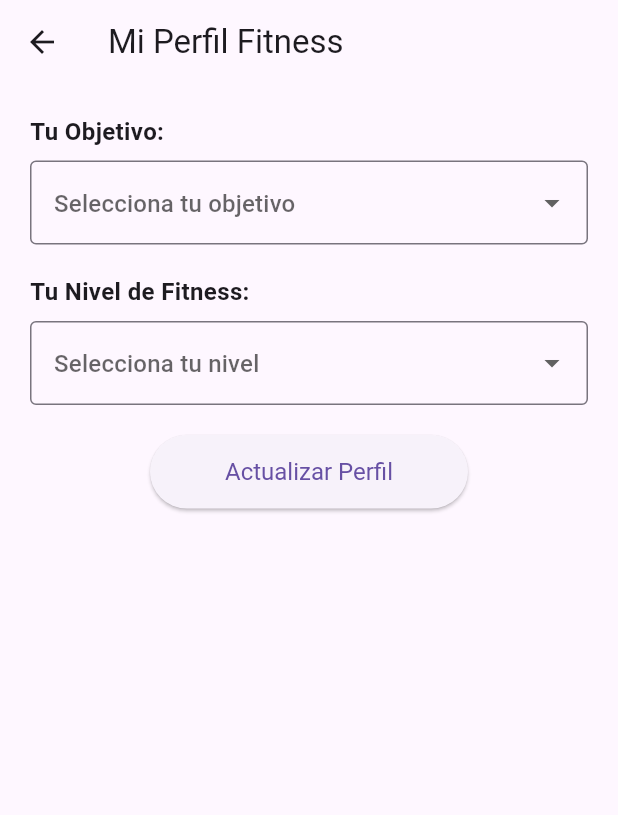
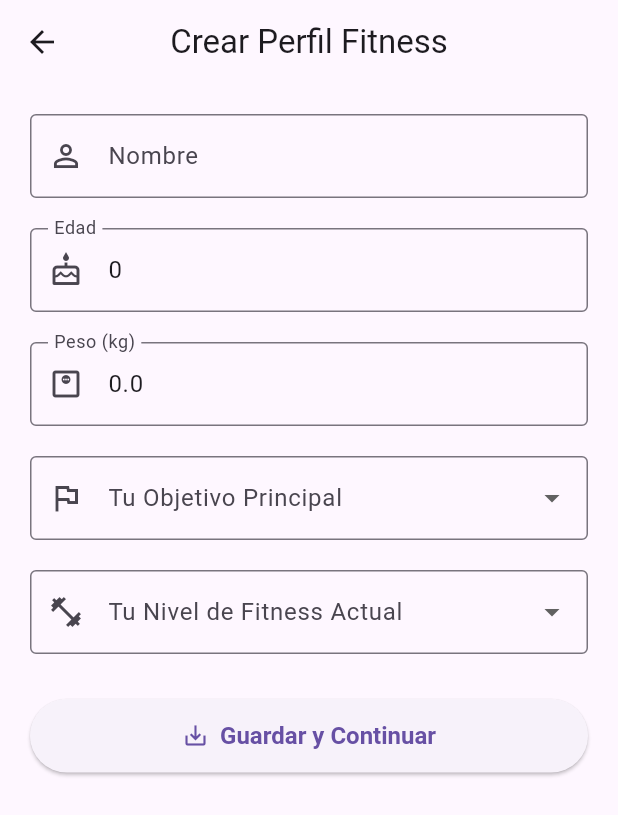
Before and after one commit to samporter12/app_final_final, a Flutter app: the ProfilePage screen opened by its route, on a phone screen of 412 x 824 dp. Shown: the top 815 px of the screen. Run offline on Flutter 3.47's test engine with Material 3 defaults, Android fonts, the phone set to English and light mode, and no system bars; our stand-ins replace appwrite, flutter_dotenv, get, google_generative_ai; accounts and stored records are empty; network calls fail.

Commit message:
arrglo de rror con android studio, con logout y aumento de atributos en el perfil

```diff
--- a/lib/controller/fitness_controller.dart
+++ b/lib/controller/fitness_controller.dart
@@ -1,13 +1,13 @@
+import 'package:app_fitness/controller/auth_controller.dart';
+import 'package:app_fitness/controller/user_profile_controller.dart';
 import 'package:app_fitness/core/service/fitness_ai_service.dart';
+import 'package:app_fitness/data/repositories/recipe_repository.dart';
 import 'package:app_fitness/model/recipe_model.dart';
 import 'package:app_fitness/model/user_profile_model.dart';
 import 'package:app_fitness/model/workout_routine_model.dart';
 import 'package:get/get.dart';
 import 'dart:convert';
 import 'package:app_fitness/data/repositories/workout_repository.dart';
-import 'package:app_fitness/data/repositories/recipe_repository.dart';
-import 'package:app_fitness/controller/user_profile_controller.dart'; // Ajustado
-import 'package:app_fitness/controller/auth_controller.dart'; // Ajustado
 
 class FitnessController extends GetxController {
   final FitnessAiService _aiService = Get.find<FitnessAiService>();
--- a/lib/model/user_profile_model.dart
+++ b/lib/model/user_profile_model.dart
@@ -1,35 +1,39 @@
+// lib/data/model/user_profile_model.dart
+
 class UserProfileModel {
-  String?
-  id; // Para almacenar el ID del documento de Appwrite ($id). Es nullable.
-  final String userId; // El ID del usuario de Appwrite Auth. Debe ser final.
-  String goal; // Ya no es final, para permitir actualizaciones.
-  String fitnessLevel; // Ya no es final, para permitir actualizaciones.
-  DateTime? createdAt; // Para almacenar $createdAt de Appwrite.
-  DateTime? updatedAt; // Para almacenar $updatedAt de Appwrite.
-
-  // Puedes agregar más campos del perfil si los tienes, por ejemplo:
-  // double? weight;
-  // int? height;
+  String? id; // ID del documento de Appwrite ($id)
+  final String userId; // ID del usuario de Appwrite Auth
+  String name; // Nombre del usuario
+  int? age; // Edad del usuario
+  double? weight; // Peso del usuario en kg (puedes ajustar la unidad)
+  String goal; // Objetivo: "muscle_gain", "deficit", "maintenance"
+  String fitnessLevel; // Nivel: "beginner", "intermediate", "advanced"
+  DateTime? createdAt;
+  DateTime? updatedAt;
 
   UserProfileModel({
-    this.id, // El ID del documento es opcional al crear un nuevo perfil localmente.
+    this.id,
     required this.userId,
+    required this.name,
+    this.age,
+    this.weight,
     required this.goal,
     required this.fitnessLevel,
     this.createdAt,
     this.updatedAt,
-    // this.weight,
-    // this.height,
   });
 
-  /// Factory constructor para crear una instancia de UserProfileModel desde un mapa JSON
-  /// (generalmente, los datos que vienen de Appwrite).
   factory UserProfileModel.fromJson(Map<String, dynamic> json) {
     return UserProfileModel(
-      id: json['\$id'], // El ID del documento de Appwrite.
-      userId: json['userId'],
-      goal: json['goal'],
-      fitnessLevel: json['fitnessLevel'],
+      id: json['\$id'] as String?,
+      userId: json['userId'] as String,
+      name: json['name'] as String? ?? '', // Asegurar que no sea null
+      age: json['age'] as int?,
+      weight:
+          (json['weight'] as num?)
+              ?.toDouble(), // Appwrite puede devolver int o double
+      goal: json['goal'] as String,
+      fitnessLevel: json['fitnessLevel'] as String,
       createdAt:
           json['\$createdAt'] != null
               ? DateTime.tryParse(json['\$createdAt'])
@@ -38,22 +42,18 @@ class UserProfileModel {
           json['\$updatedAt'] != null
               ? DateTime.tryParse(json['\$updatedAt'])
               : null,
-      // weight: json['weight']?.toDouble(), // Ejemplo si tuvieras peso
-      // height: json['height']?.toInt(),   // Ejemplo si tuvieras altura
     );
   }
 
-  /// Convierte la instancia de UserProfileModel a un mapa JSON.
-  /// Este mapa es el que se envía a Appwrite al crear o actualizar un documento.
   Map<String, dynamic> toJson() {
-    final Map<String, dynamic> data = {
-      'userId': userId, // userId se envía siempre.
+    return {
+      'userId': userId,
+      'name': name,
+      'age': age,
+      'weight': weight,
       'goal': goal,
       'fitnessLevel': fitnessLevel,
-      // 'weight': weight, // Ejemplo
-      // 'height': height, // Ejemplo
+      // createdAt y updatedAt son manejados por Appwrite
     };
-    // No incluimos 'id', '$createdAt', o '$updatedAt' en toJson porque Appwrite los maneja.
-    return data;
   }
 }
--- a/lib/presentation/pages/profile_page.dart
+++ b/lib/presentation/pages/profile_page.dart
@@ -1,6 +1,8 @@
+import 'package:flutter/material.dart';
+import 'package:flutter/services.dart';
+import 'package:get/get.dart';
 import 'package:app_fitness/controller/user_profile_controller.dart';
-import 'package:flutter/material.dart';
-import 'package:get/get.dart';
+import 'package:app_fitness/controller/auth_controller.dart';
 
 class ProfilePage extends StatefulWidget {
   const ProfilePage({super.key});
@@ -10,16 +12,17 @@ class ProfilePage extends StatefulWidget {
 }
 
 class _ProfilePageState extends State<ProfilePage> {
-  final UserProfileController _profileController = Get.find();
+  final UserProfileController _profileController =
+      Get.find<UserProfileController>();
+  final AuthController _authController =
+      Get.find<AuthController>(); // Para el nombre por defecto
   final GlobalKey<FormState> _formKey = GlobalKey<FormState>();
 
   // Controladores para los campos del formulario
-  final TextEditingController _goalController = TextEditingController();
-  final TextEditingController _fitnessLevelController = TextEditingController();
-  // Agrega más controladores si tienes más campos:
-  // final TextEditingController _weightController = TextEditingController();
+  final TextEditingController _nameController = TextEditingController();
+  final TextEditingController _ageController = TextEditingController();
+  final TextEditingController _weightController = TextEditingController();
 
-  // Lista de opciones para los desplegables
   final List<String> _goalOptions = ['muscle_gain', 'deficit', 'maintenance'];
   final List<String> _fitnessLevelOptions = [
     'beginner',
@@ -33,29 +36,41 @@ class _ProfilePageState extends State<ProfilePage> {
   @override
   void initState() {
     super.initState();
-    // Carga el perfil al iniciar la página si aún no se ha cargado
-    if (_profileController.userProfile.value == null &&
-        !_profileController.isLoadingProfile.value) {
-      WidgetsBinding.instance.addPostFrameCallback((_) {
-        _profileController.loadUserProfile().then((_) {
-          _populateFormFields();
-        });
-      });
-    } else {
+    // Usar addPostFrameCallback para asegurar que el UserProfileController
+    // haya tenido la oportunidad de cargar el perfil si es necesario.
+    WidgetsBinding.instance.addPostFrameCallback((_) {
       _populateFormFields();
-    }
+    });
   }
 
   void _populateFormFields() {
     final profile = _profileController.userProfile.value;
     if (profile != null) {
-      _selectedGoal = _goalOptions.contains(profile.goal) ? profile.goal : null;
-      _selectedFitnessLevel =
-          _fitnessLevelOptions.contains(profile.fitnessLevel)
-              ? profile.fitnessLevel
-              : null;
-      // _weightController.text = profile.weight?.toString() ?? '';
-      setState(() {}); // Para actualizar los DropdownButton
+      _nameController.text = profile.name;
+      _ageController.text = profile.age?.toString() ?? '';
+      _weightController.text = profile.weight?.toString() ?? '';
+
+      // Manejar valores iniciales para Dropdowns
+      if (profile.goal.isNotEmpty && _goalOptions.contains(profile.goal)) {
+        _selectedGoal = profile.goal;
+      } else if (_goalOptions.isNotEmpty) {
+        // _selectedGoal = _goalOptions.first; // Opcional: seleccionar el primero por defecto
+      }
+
+      if (profile.fitnessLevel.isNotEmpty &&
+          _fitnessLevelOptions.contains(profile.fitnessLevel)) {
+        _selectedFitnessLevel = profile.fitnessLevel;
+      } else if (_fitnessLevelOptions.isNotEmpty) {
+        // _selectedFitnessLevel = _fitnessLevelOptions.first; // Opcional
+      }
+      // Es importante llamar a setState si los valores de los Dropdown cambian aquí
+      // para que la UI refleje la selección.
+      if (mounted) {
+        setState(() {});
+      }
+    } else {
+      // Si no hay perfil (ej. primer registro), tomar el nombre del AuthController si está disponible
+      _nameController.text = _authController.currentUser.value?.name ?? '';
     }
   }
 
@@ -63,69 +78,187 @@ class _ProfilePageState extends State<ProfilePage> {
     if (_formKey.currentState!.validate()) {
       if (_selectedGoal == null || _selectedFitnessLevel == null) {
         Get.snackbar(
-          "Campos incompletos",
-          "Por favor selecciona objetivo y nivel.",
+          "Campos Incompletos",
+          "Por favor, selecciona tu objetivo y nivel de fitness.",
           snackPosition: SnackPosition.BOTTOM,
+          backgroundColor: Colors.orangeAccent,
         );
         return;
       }
       _profileController.saveOrUpdateProfile(
+        name: _nameController.text.trim(),
+        age:
+            _ageController.text.isNotEmpty
+                ? int.tryParse(_ageController.text.trim())
+                : null,
+        weight:
+            _weightController.text.isNotEmpty
+                ? double.tryParse(
+                  _weightController.text.trim().replaceAll(',', '.'),
+                )
+                : null, // Reemplazar coma por punto para parseo
         goal: _selectedGoal!,
         fitnessLevel: _selectedFitnessLevel!,
-        // weight: _weightController.text.isNotEmpty ? double.tryParse(_weightController.text) : null,
       );
     }
   }
 
   @override
+  void dispose() {
+    _nameController.dispose();
+    _ageController.dispose();
+    _weightController.dispose();
+    super.dispose();
+  }
+
+  @override
   Widget build(BuildContext context) {
+    // Escuchar cambios en userProfile para repopular campos si se carga después
+    // Esto es útil si se navega a esta página y loadUserProfile aún no ha terminado
+    // o si es la primera vez y UserProfileController crea un perfil por defecto.
+    ever(_profileController.userProfile, (_) => _populateFormFields());
+
     return Scaffold(
-      appBar: AppBar(title: const Text('Mi Perfil Fitness')),
+      appBar: AppBar(
+        title: Obx(
+          () => Text(
+            _profileController.userProfile.value?.id != null &&
+                    _profileController.userProfile.value!.id!.isNotEmpty
+                ? 'Actualizar Perfil'
+                : 'Crear Perfil Fitness',
+          ),
+        ),
+        centerTitle: true,
+      ),
       body: Obx(() {
+        // Usar Obx para reaccionar a isLoadingProfile
         if (_profileController.isLoadingProfile.value &&
             _profileController.userProfile.value == null) {
+          // Muestra loading solo si está cargando y aún no hay datos de perfil (primera carga)
           return const Center(child: CircularProgressIndicator());
         }
-        // Si hay un error y no es 'perfil no encontrado', muéstralo
+
+        // Si hubo un error al cargar el perfil, mostrarlo
         if (_profileController.profileError.value.isNotEmpty &&
-            !_profileController.profileError.value.contains("encontrado") &&
             _profileController.userProfile.value == null) {
           return Center(
-            child: Text('Error: ${_profileController.profileError.value}'),
+            child: Padding(
+              padding: const EdgeInsets.all(16.0),
+              child: Column(
+                mainAxisAlignment: MainAxisAlignment.center,
+                children: [
+                  const Icon(Icons.error_outline, color: Colors.red, size: 48),
+                  const SizedBox(height: 16),
+                  Text(
+                    "Error al cargar tu perfil:\n${_profileController.profileError.value}",
+                    textAlign: TextAlign.center,
+                    style: const TextStyle(
+                      color: Colors.redAccent,
+                      fontSize: 16,
+                    ),
+                  ),
+                  const SizedBox(height: 20),
+                  ElevatedButton.icon(
+                    icon: const Icon(Icons.refresh),
+                    label: const Text("Reintentar Cargar"),
+                    onPressed: () => _profileController.loadUserProfile(),
+                  ),
+                ],
+              ),
+            ),
           );
         }
 
-        // Aunque haya un error de "perfil no encontrado", igual mostramos el formulario
-        // para que el usuario pueda crear su perfil.
-        // _populateFormFields(); // Llama aquí si no se usa en initState o si puede cambiar
-
+        // Aunque el perfil se esté cargando en segundo plano (actualización),
+        // o si es la primera vez (userProfile.value podría tener valores por defecto),
+        // mostramos el formulario. _populateFormFields se encarga de llenar los controladores.
         return SingleChildScrollView(
           padding: const EdgeInsets.all(20.0),
           child: Form(
             key: _formKey,
             child: Column(
-              crossAxisAlignment: CrossAxisAlignment.start,
+              crossAxisAlignment: CrossAxisAlignment.stretch,
               children: <Widget>[
-                const Text(
-                  'Tu Objetivo:',
-                  style: TextStyle(fontSize: 16, fontWeight: FontWeight.bold),
+                TextFormField(
+                  controller: _nameController,
+                  decoration: const InputDecoration(
+                    labelText: 'Nombre',
+                    border: OutlineInputBorder(),
+                    prefixIcon: Icon(Icons.person_outline),
+                  ),
+                  validator: (value) {
+                    if (value == null || value.trim().isEmpty) {
+                      return 'Por favor ingresa tu nombre';
+                    }
+                    return null;
+                  },
                 ),
-                const SizedBox(height: 8),
+                const SizedBox(height: 20),
+
+                TextFormField(
+                  controller: _ageController,
+                  decoration: const InputDecoration(
+                    labelText: 'Edad',
+                    border: OutlineInputBorder(),
+                    prefixIcon: Icon(Icons.cake_outlined),
+                  ),
+                  keyboardType: TextInputType.number,
+                  inputFormatters: [FilteringTextInputFormatter.digitsOnly],
+                  validator: (value) {
+                    if (value != null && value.trim().isNotEmpty) {
+                      final age = int.tryParse(value.trim());
+                      if (age == null || age <= 0 || age > 120) {
+                        return 'Ingresa una edad válida';
+                      }
+                    }
+                    return null; // Edad es opcional
+                  },
+                ),
+                const SizedBox(height: 20),
+
+                TextFormField(
+                  controller: _weightController,
+                  decoration: const InputDecoration(
+                    labelText: 'Peso (kg)',
+                    hintText: 'Ej: 70.5',
+                    border: OutlineInputBorder(),
+                    prefixIcon: Icon(Icons.monitor_weight_outlined),
+                  ),
+                  keyboardType: const TextInputType.numberWithOptions(
+                    decimal: true,
+                  ),
+                  inputFormatters: [
+                    FilteringTextInputFormatter.allow(
+                      RegExp(r'^\d*([.,])?\d{0,1}$'),
+                    ), // Permite números con un decimal
+                  ],
+                  validator: (value) {
+                    if (value != null && value.trim().isNotEmpty) {
+                      final weight = double.tryParse(
+                        value.trim().replaceAll(',', '.'),
+                      );
+                      if (weight == null || weight <= 0 || weight > 500) {
+                        return 'Ingresa un peso válido';
+                      }
+                    }
+                    return null; // Peso es opcional
+                  },
+                ),
+                const SizedBox(height: 20),
+
                 DropdownButtonFormField<String>(
                   value: _selectedGoal,
                   decoration: const InputDecoration(
+                    labelText: 'Tu Objetivo Principal',
                     border: OutlineInputBorder(),
-                    hintText: 'Selecciona tu objetivo',
+                    prefixIcon: Icon(Icons.flag_outlined),
                   ),
                   items:
                       _goalOptions.map((String value) {
                         return DropdownMenuItem<String>(
                           value: value,
                           child: Text(
-                            GetStringUtils(
-                                  value.replaceAll('_', ' '),
-                                ).capitalizeFirst ??
-                                value,
+                            value.replaceAll('_', ' ').capitalizeFirst ?? value,
                           ),
                         );
                       }).toList(),
@@ -135,20 +268,17 @@ class _ProfilePageState extends State<ProfilePage> {
                     });
                   },
                   validator:
-                      (value) => value == null ? 'Campo requerido' : null,
+                      (value) =>
+                          value == null ? 'Selecciona tu objetivo' : null,
                 ),
                 const SizedBox(height: 20),
 
-                const Text(
-                  'Tu Nivel de Fitness:',
-                  style: TextStyle(fontSize: 16, fontWeight: FontWeight.bold),
-                ),
-                const SizedBox(height: 8),
                 DropdownButtonFormField<String>(
                   value: _selectedFitnessLevel,
                   decoration: const InputDecoration(
+                    labelText: 'Tu Nivel de Fitness Actual',
                     border: OutlineInputBorder(),
-                    hintText: 'Selecciona tu nivel',
+                    prefixIcon: Icon(Icons.fitness_center_outlined),
                   ),
                   items:
                       _fitnessLevelOptions.map((String value) {
@@ -163,62 +293,54 @@ class _ProfilePageState extends State<ProfilePage> {
                     });
                   },
                   validator:
-                      (value) => value == null ? 'Campo requerido' : null,
+                      (value) => value == null ? 'Selecciona tu nivel' : null,
                 ),
-                const SizedBox(height: 20),
+                const SizedBox(height: 30),
 
-                // Ejemplo de campo de texto para peso:
-                // const Text('Tu Peso (kg):', style: TextStyle(fontSize: 16, fontWeight: FontWeight.bold)),
-                // const SizedBox(height: 8),
-                // TextFormField(
-                //   controller: _weightController,
-                //   decoration: const InputDecoration(border: OutlineInputBorder(), hintText: 'Ej: 70.5'),
-                //   keyboardType: TextInputType.numberWithOptions(decimal: true),
-                //   validator: (value) {
-                //     if (value != null && value.isNotEmpty && double.tryParse(value) == null) {
-                //       return 'Ingresa un número válido';
-                //     }
-                //     return null;
-                //   },
-                // ),
-                // const SizedBox(height: 30),
-                Center(
-                  child: Obx(() {
-                    if (_profileController.isLoadingProfile.value &&
-                        _profileController.userProfile.value != null) {
-                      // Muestra loading si está actualizando
-                      return const CircularProgressIndicator();
-                    }
-                    return ElevatedButton(
-                      onPressed: _submitProfile,
-                      style: ElevatedButton.styleFrom(
-                        padding: const EdgeInsets.symmetric(
-                          horizontal: 50,
-                          vertical: 15,
-                        ),
-                        textStyle: const TextStyle(fontSize: 16),
-                      ),
-                      child: Text(
-                        _profileController.userProfile.value != null
-                            ? 'Actualizar Perfil'
-                            : 'Guardar Perfil',
-                      ),
-                    );
-                  }),
+                ElevatedButton.icon(
+                  icon: Obx(
+                    () =>
+                        _profileController.isLoadingProfile.value
+                            ? const SizedBox(
+                              height: 20,
+                              width: 20,
+                              child: CircularProgressIndicator(
+                                strokeWidth: 2,
+                                color: Colors.white,
+                              ),
+                            )
+                            : const Icon(Icons.save_alt_outlined),
+                  ),
+                  label: Text(
+                    _profileController.userProfile.value?.id != null &&
+                            _profileController.userProfile.value!.id!.isNotEmpty
+                        ? 'Actualizar Perfil'
+                        : 'Guardar y Continuar',
+                  ),
+                  onPressed:
+                      _profileController.isLoadingProfile.value
+                          ? null
+                          : _submitProfile,
+                  style: ElevatedButton.styleFrom(
+                    padding: const EdgeInsets.symmetric(vertical: 15),
+                    textStyle: const TextStyle(
+                      fontSize: 16,
+                      fontWeight: FontWeight.bold,
+                    ),
+                  ),
                 ),
                 const SizedBox(height: 10),
                 Obx(() {
+                  // Para mostrar errores del proceso de guardado
                   if (_profileController.profileError.value.isNotEmpty &&
-                      !_profileController.profileError.value.contains(
-                        "encontrado",
-                      )) {
+                      !_profileController.isLoadingProfile.value) {
                     return Padding(
                       padding: const EdgeInsets.only(top: 10.0),
                       child: Center(
                         child: Text(
-                          _profileController.profileError.value,
+                          "Error al guardar: ${_profileController.profileError.value}",
                           style: const TextStyle(
-                            color: Colors.red,
+                            color: Colors.redAccent,
                             fontSize: 14,
                           ),
                           textAlign: TextAlign.center,
--- a/pubspec.yaml
+++ b/pubspec.yaml
@@ -38,7 +38,7 @@ dependencies:
   get: ^4.7.2
   google_generative_ai: ^0.4.0
   flutter_dotenv: ^5.1.0
-
+  flutter_web_auth_2: ^3.1.2
 dev_dependencies:
   flutter_test:
     sdk: flutter
```
Also changed, not shown: lib/controller/auth_controller.dart (+78 -42 lines), lib/controller/user_profile_controller.dart (+80 -56 lines), pubspec.lock, 5 other files.
